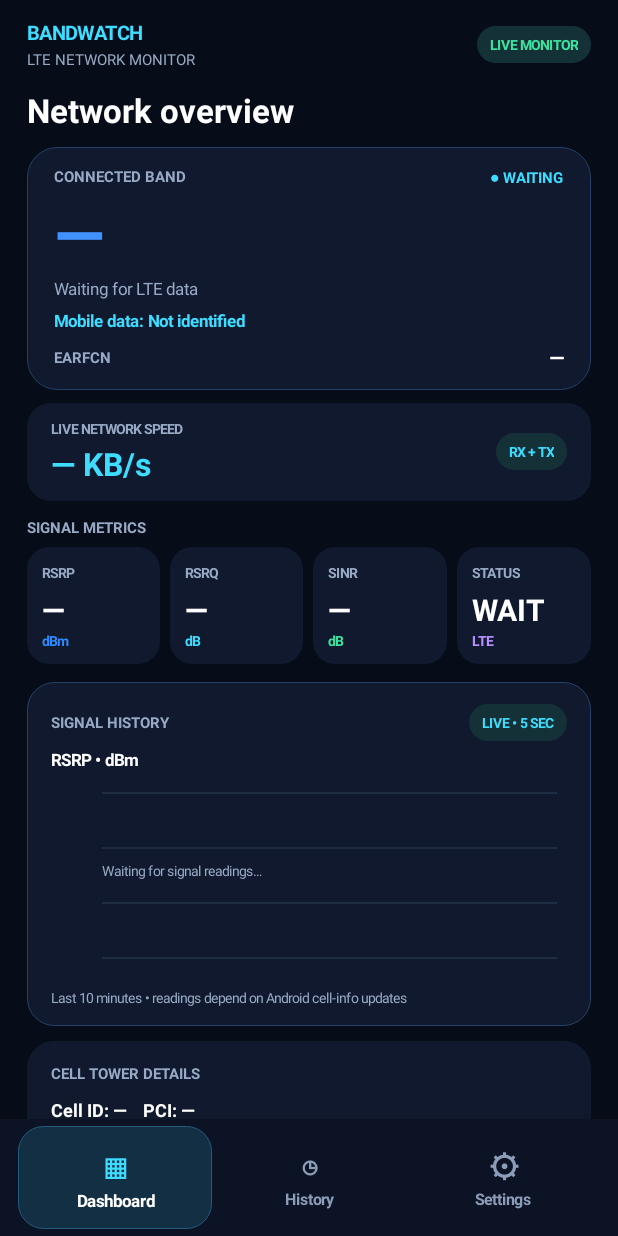
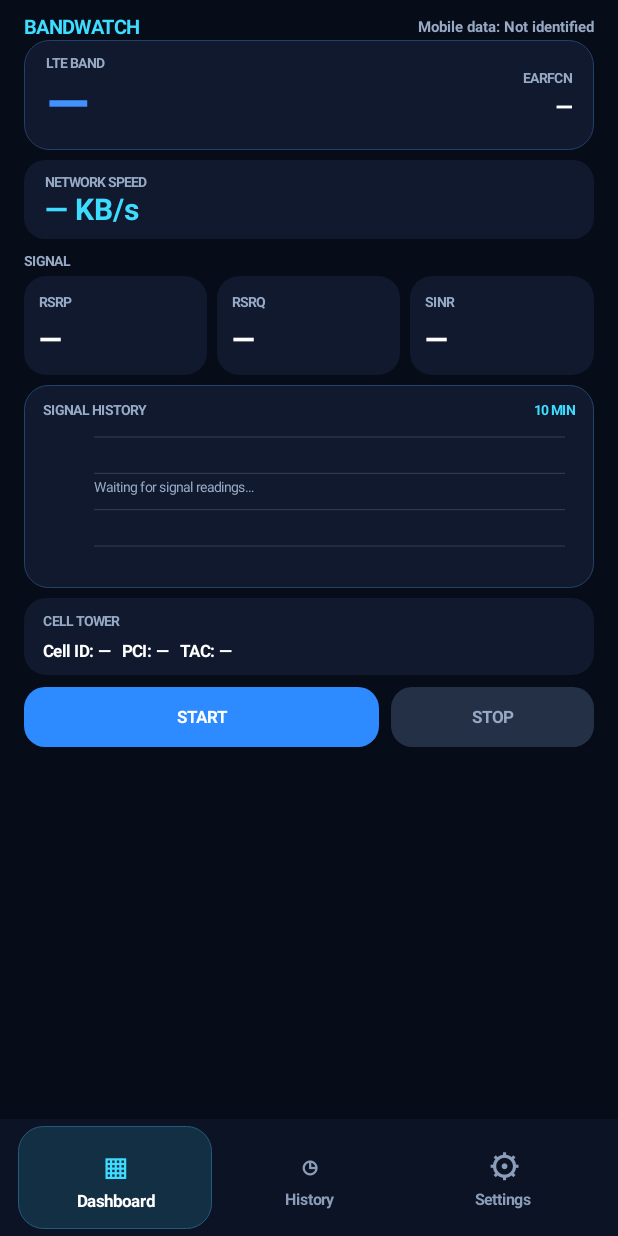
Before and after one commit to justaskaspire/BandWatchLTE7, an Android app: the screen it shows after launch (MainActivity), on a phone screen of 412 x 824 dp. Run offline under Robolectric (Android 15) with nearby library versions, the phone set to English and light mode, and no system bars.

Commit message:
Compact the main dashboard and remove redundant status labels

```diff
--- a/app/src/main/java/com/justaskaspire/bandwatch/MainActivity.kt
+++ b/app/src/main/java/com/justaskaspire/bandwatch/MainActivity.kt
@@ -34,7 +34,6 @@ class MainActivity : Activity() {
     private lateinit var pageHost: FrameLayout
     private lateinit var navItems: List<LinearLayout>
     private lateinit var bandValue: TextView
-    private lateinit var bandCaption: TextView
     private lateinit var simValue: TextView
     private lateinit var towerValue: TextView
     private lateinit var signalGraph: SignalGraphView
@@ -42,10 +41,7 @@ class MainActivity : Activity() {
     private lateinit var rsrpValue: TextView
     private lateinit var rsrqValue: TextView
     private lateinit var sinrValue: TextView
-    private lateinit var updatedValue: TextView
-    private lateinit var stateValue: TextView
     private lateinit var speedValue: TextView
-    private lateinit var stateMetricValue: TextView
     private var selectedTab = 0
     private var previousRxBytes: Long? = null
     private var previousTxBytes: Long? = null
@@ -205,123 +201,101 @@ class MainActivity : Activity() {
     private fun buildDashboardPage(): View {
         val root = LinearLayout(this).apply {
             orientation = LinearLayout.VERTICAL
-            setPadding(dp(18), dp(13), dp(18), dp(8))
+            setPadding(dp(16), dp(9), dp(16), dp(6))
             setBackgroundColor(bg)
         }
         val top = LinearLayout(this).apply {
             orientation = LinearLayout.HORIZONTAL
             gravity = Gravity.CENTER_VERTICAL
         }
-        val brand = column()
-        brand.addView(label("BANDWATCH", 13f, cyan, true))
-        brand.addView(label("LTE NETWORK MONITOR", 10f, muted, false).apply { setPadding(0, dp(2), 0, 0) })
-        top.addView(brand, LinearLayout.LayoutParams(0, -2, 1f))
-        top.addView(pill("LIVE MONITOR", green))
+        top.addView(label("BANDWATCH", 13f, cyan, true), LinearLayout.LayoutParams(0, -2, 1f))
+        simValue = label("SIM: detecting…", 10f, muted, true)
+        top.addView(simValue)
         root.addView(top)
-        root.addView(label("Network overview", 22f, Color.WHITE, true).apply { setPadding(0, dp(12), 0, dp(10)) })
 
         val hero = LinearLayout(this).apply {
-            orientation = LinearLayout.VERTICAL
-            setPadding(dp(18), dp(13), dp(18), dp(13))
-            background = rounded(panel, 20, Color.rgb(34, 64, 105), 1)
-        }
-        val heroTop = LinearLayout(this).apply {
             orientation = LinearLayout.HORIZONTAL
             gravity = Gravity.CENTER_VERTICAL
+            setPadding(dp(15), dp(9), dp(15), dp(9))
+            background = rounded(panel, 17, Color.rgb(34, 64, 105), 1)
         }
-        heroTop.addView(label("CONNECTED BAND", 10f, muted, true), LinearLayout.LayoutParams(0, -2, 1f))
-        stateValue = label("● WAITING", 10f, cyan, true)
-        heroTop.addView(stateValue)
-        hero.addView(heroTop)
-        bandValue = label("—", 44f, Color.WHITE, true).apply { setPadding(0, dp(1), 0, 0) }
-        hero.addView(bandValue)
-        bandCaption = label("Start monitoring to detect your LTE band", 11f, muted, false)
-        hero.addView(bandCaption)
-        simValue = label("Mobile data SIM: detecting…", 11f, cyan, true).apply { setPadding(0, dp(6), 0, 0) }
-        hero.addView(simValue)
-        val earfcnRow = LinearLayout(this).apply {
-            orientation = LinearLayout.HORIZONTAL
-            gravity = Gravity.CENTER_VERTICAL
-            setPadding(0, dp(8), 0, 0)
+        val bandColumn = column()
+        bandColumn.addView(label("LTE BAND", 9f, muted, true))
+        bandValue = label("—", 37f, Color.WHITE, true).apply {
+            includeFontPadding = false
         }
-        earfcnRow.addView(label("EARFCN", 10f, muted, true), LinearLayout.LayoutParams(0, -2, 1f))
-        earfcnValue = label("—", 13f, Color.WHITE, true)
-        earfcnRow.addView(earfcnValue)
-        hero.addView(earfcnRow)
+        bandColumn.addView(bandValue)
+        hero.addView(bandColumn, LinearLayout.LayoutParams(0, -2, 1f))
+        val earfcnColumn = column().apply { gravity = Gravity.END or Gravity.CENTER_VERTICAL }
+        earfcnColumn.addView(label("EARFCN", 9f, muted, true).apply { gravity = Gravity.END })
+        earfcnValue = label("—", 15f, Color.WHITE, true).apply { gravity = Gravity.END; setPadding(0, dp(3), 0, 0) }
+        earfcnColumn.addView(earfcnValue)
+        hero.addView(earfcnColumn)
         root.addView(hero)
 
-        root.addView(space(9))
+        root.addView(space(7))
         val speedCard = LinearLayout(this).apply {
             orientation = LinearLayout.HORIZONTAL
             gravity = Gravity.CENTER_VERTICAL
-            setPadding(dp(16), dp(11), dp(16), dp(11))
-            background = rounded(panel, 16)
+            setPadding(dp(14), dp(8), dp(14), dp(8))
+            background = rounded(panel, 14)
         }
         val speedLabels = column()
-        speedLabels.addView(label("LIVE NETWORK SPEED", 9f, muted, true))
-        speedValue = label("0 KB/s | —", 21f, cyan, true).apply { setPadding(0, dp(3), 0, 0) }
+        speedLabels.addView(label("NETWORK SPEED", 9f, muted, true))
+        speedValue = label("0 KB/s", 20f, cyan, true).apply {
+            setPadding(0, dp(1), 0, 0)
+            includeFontPadding = false
+        }
         speedLabels.addView(speedValue)
-        speedCard.addView(speedLabels, LinearLayout.LayoutParams(0, -2, 1f))
-        speedCard.addView(pill("RX + TX", cyan))
+        speedCard.addView(speedLabels)
         root.addView(speedCard)
 
-        root.addView(label("SIGNAL METRICS", 10f, muted, true).apply { setPadding(0, dp(11), 0, dp(6)) })
+        root.addView(label("SIGNAL", 9f, muted, true).apply { setPadding(0, dp(8), 0, dp(4)) })
         val metrics = LinearLayout(this).apply { orientation = LinearLayout.HORIZONTAL }
         metrics.addView(metricCard("RSRP", "—", "dBm", blue), metricWeight())
         metrics.addView(spaceHorizontal(7))
         metrics.addView(metricCard("RSRQ", "—", "dB", cyan), metricWeight())
         metrics.addView(spaceHorizontal(7))
         metrics.addView(metricCard("SINR", "—", "dB", green), metricWeight())
-        metrics.addView(spaceHorizontal(7))
-        metrics.addView(metricCard("STATUS", "—", "LTE", Color.rgb(184, 145, 255)), metricWeight())
         root.addView(metrics)
 
-        root.addView(space(12))
+        root.addView(space(7))
         val graphCard = LinearLayout(this).apply {
             orientation = LinearLayout.VERTICAL
-            setPadding(dp(16), dp(15), dp(16), dp(13))
-            background = rounded(panel, 18, Color.rgb(37, 67, 105), 1)
+            setPadding(dp(13), dp(10), dp(13), dp(8))
+            background = rounded(panel, 16, Color.rgb(37, 67, 105), 1)
         }
         val graphHeader = LinearLayout(this).apply { orientation = LinearLayout.HORIZONTAL; gravity = Gravity.CENTER_VERTICAL }
-        graphHeader.addView(label("SIGNAL HISTORY", 10f, muted, true), LinearLayout.LayoutParams(0, -2, 1f))
-        graphHeader.addView(pill("LIVE • 5 SEC", cyan))
+        graphHeader.addView(label("SIGNAL HISTORY", 9f, muted, true), LinearLayout.LayoutParams(0, -2, 1f))
+        graphHeader.addView(label("10 MIN", 9f, cyan, true))
         graphCard.addView(graphHeader)
-        graphCard.addView(label("RSRP • dBm", 11f, Color.WHITE, true).apply { setPadding(0, dp(5), 0, dp(3)) })
         signalGraph = SignalGraphView()
-        graphCard.addView(signalGraph, LinearLayout.LayoutParams(-1, dp(142)))
-        graphCard.addView(label("Last 10 minutes • readings depend on Android cell-info updates", 9f, muted, false))
+        graphCard.addView(signalGraph, LinearLayout.LayoutParams(-1, dp(105)))
         root.addView(graphCard)
 
-        root.addView(space(10))
+        root.addView(space(7))
         val towerCard = LinearLayout(this).apply {
             orientation = LinearLayout.VERTICAL
-            setPadding(dp(16), dp(15), dp(16), dp(15))
-            background = rounded(panel, 18)
+            setPadding(dp(13), dp(9), dp(13), dp(9))
+            background = rounded(panel, 15)
         }
-        towerCard.addView(label("CELL TOWER DETAILS", 10f, muted, true))
-        towerValue = label("Cell ID: —    PCI: —\nTAC: —    EARFCN: —", 12f, Color.WHITE, true).apply {
-            setPadding(0, dp(9), 0, 0)
+        towerCard.addView(label("CELL TOWER", 9f, muted, true))
+        towerValue = label("Cell ID: —   PCI: —   TAC: —", 11f, Color.WHITE, true).apply {
+            setPadding(0, dp(6), 0, 0)
         }
         towerCard.addView(towerValue)
-        towerCard.addView(label("Identifiers are shown only when Android makes them available.", 9f, muted, false).apply { setPadding(0, dp(6), 0, 0) })
         root.addView(towerCard)
 
-        updatedValue = label("Last update: Not started", 10f, muted, false).apply {
-            setPadding(0, dp(8), 0, dp(7))
-        }
-        root.addView(updatedValue)
+        root.addView(space(8))
         val actions = LinearLayout(this).apply { orientation = LinearLayout.HORIZONTAL }
-        actions.addView(actionButton("START MONITORING", blue) { requestAndStart() }, LinearLayout.LayoutParams(0, dp(45), 1.4f))
+        actions.addView(actionButton("START", blue) { requestAndStart() }, LinearLayout.LayoutParams(0, dp(40), 1.4f))
         actions.addView(spaceHorizontal(8))
         actions.addView(actionButton("STOP", Color.rgb(35, 48, 70)) {
             stopService(Intent(this@MainActivity, LteMonitorService::class.java))
             Toast.makeText(this@MainActivity, "Monitoring stopped", Toast.LENGTH_SHORT).show()
-            stateValue.text = "● STOPPED"
-        }, LinearLayout.LayoutParams(0, dp(45), 0.8f))
+        }, LinearLayout.LayoutParams(0, dp(40), 0.8f))
         root.addView(actions)
-        root.addView(label("Band 7 alerts run in the background • Keep Location Services enabled.", 9f, muted, false).apply {
-            setPadding(0, dp(7), 0, 0)
-        })
+
         val scroll = ScrollView(this).apply { setBackgroundColor(bg); isFillViewport = true }
         scroll.addView(root)
         return scroll
@@ -446,23 +420,14 @@ class MainActivity : Activity() {
         val accent = if (band == "Band 7") band7Green else band3Blue
         bandValue.text = when (band) { "Band 3" -> "B3"; "Band 7" -> "B7"; else -> "—" }
         bandValue.setTextColor(accent)
-        bandCaption.text = when (band) {
-            "Band 3" -> "LTE 1800 MHz • detected from EARFCN"
-            "Band 7" -> "LTE 2600 MHz • detected from EARFCN"
-            else -> band
-        }
         simValue.text = "Mobile data: ${prefs.getString("active_sim_label", "Not identified") ?: "Not identified"}"
-        stateValue.text = if (active) "● CONNECTED" else "● WAITING"
-        stateValue.setTextColor(if (active) green else cyan)
         earfcnValue.text = if (earfcn >= 0) earfcn.toString() else "—"
         val ci = prefs.getInt("tower_ci", Int.MAX_VALUE)
         val pci = prefs.getInt("tower_pci", Int.MAX_VALUE)
         val tac = prefs.getInt("tower_tac", Int.MAX_VALUE)
-        towerValue.text = "Cell ID: ${metric(ci)}    PCI: ${metric(pci)}\nTAC: ${metric(tac)}    EARFCN: ${if (earfcn >= 0) earfcn.toString() else "—"}"
+        towerValue.text = "Cell ID: ${metric(ci)}   PCI: ${metric(pci)}   TAC: ${metric(tac)}"
         if (::signalGraph.isInitialized) signalGraph.invalidate()
         rsrpValue.text = metric(rsrp); rsrqValue.text = metric(rsrq); sinrValue.text = metric(sinr)
-        stateMetricValue.text = if (active) "LIVE" else "WAIT"
-        updatedValue.text = "Last update: ${prefs.getString("updated", "Not started") ?: "Not started"}"
     }
 
     private fun requestAndStart() {
@@ -485,7 +450,6 @@ class MainActivity : Activity() {
         val intent = Intent(this, LteMonitorService::class.java)
         if (Build.VERSION.SDK_INT >= 26) startForegroundService(intent) else startService(intent)
         Toast.makeText(this, "LTE monitoring started", Toast.LENGTH_SHORT).show()
-        stateValue.text = "● STARTING"
     }
 
     private inner class SignalGraphView : View(this@MainActivity) {
@@ -570,7 +534,6 @@ class MainActivity : Activity() {
             "RSRP" -> rsrpValue = value
             "RSRQ" -> rsrqValue = value
             "SINR" -> sinrValue = value
-            "STATUS" -> stateMetricValue = value
         }
         return card
     }
@@ -610,7 +573,7 @@ class MainActivity : Activity() {
         }
     private fun space(height: Int) = View(this).apply { layoutParams = LinearLayout.LayoutParams(1, dp(height)) }
     private fun spaceHorizontal(width: Int) = View(this).apply { layoutParams = LinearLayout.LayoutParams(dp(width), 1) }
-    private fun metricWeight() = LinearLayout.LayoutParams(0, dp(78), 1f)
+    private fun metricWeight() = LinearLayout.LayoutParams(0, dp(66), 1f)
     private fun dp(value: Int) = (value * resources.displayMetrics.density).toInt()
     private fun sp(value: Float) = value * resources.displayMetrics.scaledDensity
     private fun metric(value: Int) = if (value == Int.MAX_VALUE) "—" else value.toString()
```
